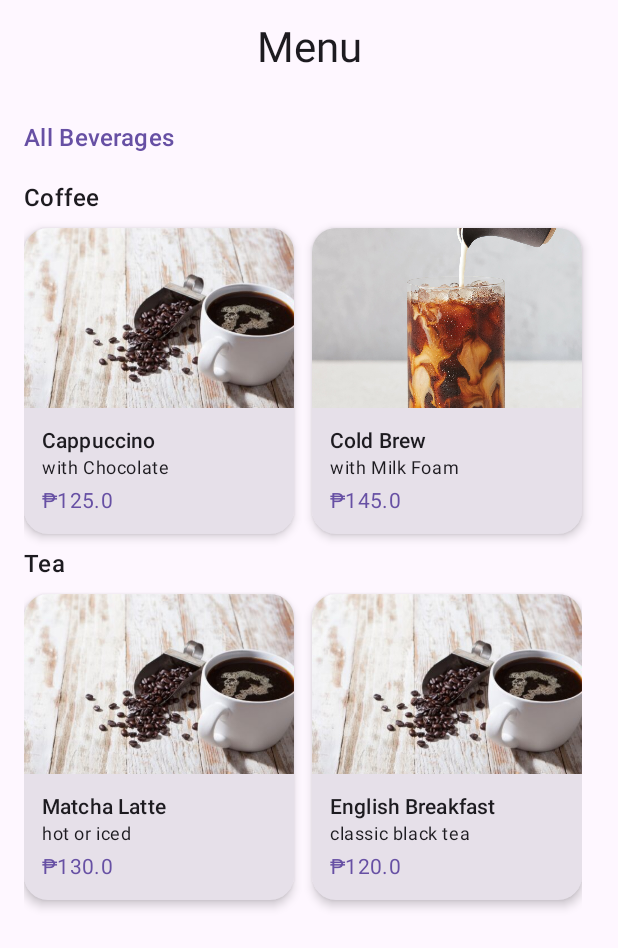
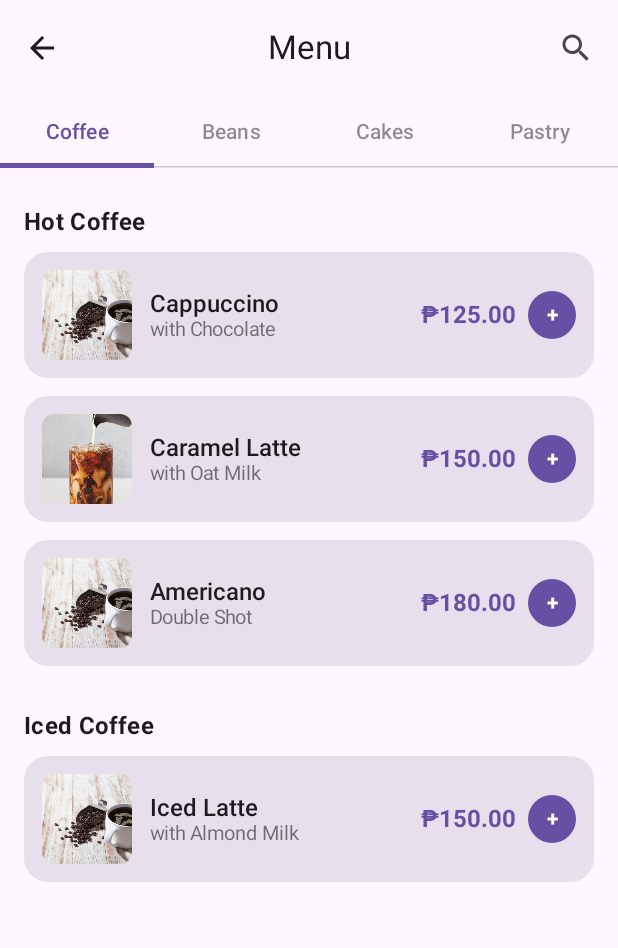
Before and after one commit to Brave6/steam-bean-app, an Android app built with Jetpack Compose: the @Preview function MenuScreenPreview, on a phone screen of 412 x 824 dp. Shown: the top 948 px of the screen. Run offline under Robolectric (Android 15) with nearby library versions, the phone set to English and light mode, and no system bars; Roboto replaces fonts that are not available here.

Commit message:
menu screen refinement

```diff
--- a/app/src/main/java/com/coffeebean/ui/feature/menu/MenuCard.kt
+++ b/app/src/main/java/com/coffeebean/ui/feature/menu/MenuCard.kt
@@ -1,51 +1,87 @@
 package com.coffeebean.ui.feature.menu
 
 import androidx.compose.foundation.Image
+import androidx.compose.foundation.background
 import androidx.compose.foundation.clickable
+import androidx.compose.foundation.layout.Box
 import androidx.compose.foundation.layout.Column
+import androidx.compose.foundation.layout.Row
 import androidx.compose.foundation.layout.Spacer
 import androidx.compose.foundation.layout.fillMaxWidth
 import androidx.compose.foundation.layout.height
 import androidx.compose.foundation.layout.padding
+import androidx.compose.foundation.layout.size
 import androidx.compose.foundation.layout.width
+import androidx.compose.foundation.shape.CircleShape
 import androidx.compose.foundation.shape.RoundedCornerShape
 import androidx.compose.material3.Card
 import androidx.compose.material3.CardDefaults
 import androidx.compose.material3.MaterialTheme
 import androidx.compose.material3.Text
 import androidx.compose.runtime.Composable
+import androidx.compose.ui.Alignment
 import androidx.compose.ui.Modifier
+import androidx.compose.ui.draw.clip
 import androidx.compose.ui.layout.ContentScale
 import androidx.compose.ui.res.painterResource
+import androidx.compose.ui.text.font.FontWeight
 import androidx.compose.ui.unit.dp
+import androidx.compose.ui.unit.sp
 
 @Composable
 fun MenuCard(item: MenuItem, onItemClick: (String) -> Unit) {
     Card(
         modifier = Modifier
-            .width(180.dp)
+            .fillMaxWidth()
             .clickable { onItemClick(item.name) },
         shape = RoundedCornerShape(16.dp),
-        elevation = CardDefaults.cardElevation(defaultElevation = 4.dp)
+        colors = CardDefaults.cardColors(containerColor = MaterialTheme.colorScheme.surfaceVariant),
+        elevation = CardDefaults.cardElevation(defaultElevation = 0.dp)
     ) {
-        Column {
+        Row(
+            modifier = Modifier
+                .fillMaxWidth()
+                .padding(12.dp),
+            verticalAlignment = Alignment.CenterVertically
+        ) {
             Image(
                 painter = painterResource(id = item.imageRes),
                 contentDescription = item.name,
                 modifier = Modifier
-                    .fillMaxWidth()
-                    .height(120.dp),
+                    .size(60.dp)
+                    .clip(RoundedCornerShape(8.dp)),
                 contentScale = ContentScale.Crop
             )
-            Column(modifier = Modifier.padding(12.dp)) {
-                Text(item.name, style = MaterialTheme.typography.titleSmall)
-                Text(item.description, style = MaterialTheme.typography.bodySmall)
-                Spacer(modifier = Modifier.height(4.dp))
+            Spacer(modifier = Modifier.width(12.dp))
+            Column(modifier = Modifier.weight(1f)) {
                 Text(
-                    "₱${item.price}",
-                    style = MaterialTheme.typography.bodyMedium,
-                    color = MaterialTheme.colorScheme.primary
+                    text = item.name,
+                    fontWeight = FontWeight.SemiBold,
+                    fontSize = 16.sp,
+                    color = MaterialTheme.colorScheme.onSurface
                 )
+                Text(
+                    text = item.description,
+                    fontSize = 13.sp,
+                    color = MaterialTheme.colorScheme.onSurface.copy(alpha = 0.6f)
+                )
+            }
+            Text(
+                text = "₱${String.format("%.2f", item.price)}",
+                color = MaterialTheme.colorScheme.primary,
+                fontWeight = FontWeight.Bold,
+                fontSize = 16.sp
+            )
+            Spacer(modifier = Modifier.width(8.dp))
+            Box(
+                modifier = Modifier
+                    .size(32.dp)
+                    .clip(CircleShape)
+                    .background(MaterialTheme.colorScheme.primary)
+                    .clickable { onItemClick(item.name) },
+                contentAlignment = Alignment.Center
+            ) {
+                Text("+", color = MaterialTheme.colorScheme.onPrimary, fontWeight = FontWeight.Bold)
             }
         }
     }
--- a/app/src/main/java/com/coffeebean/ui/feature/menu/MenuScreen.kt
+++ b/app/src/main/java/com/coffeebean/ui/feature/menu/MenuScreen.kt
@@ -1,19 +1,37 @@
 package com.coffeebean.ui.feature.menu
 
+import androidx.compose.foundation.background
 import androidx.compose.foundation.layout.Column
 import androidx.compose.foundation.layout.Spacer
 import androidx.compose.foundation.layout.fillMaxSize
 import androidx.compose.foundation.layout.height
 import androidx.compose.foundation.layout.padding
+import androidx.compose.foundation.lazy.LazyColumn
+import androidx.compose.foundation.lazy.items
 import androidx.compose.foundation.rememberScrollState
 import androidx.compose.foundation.verticalScroll
+import androidx.compose.material.icons.Icons
+import androidx.compose.material.icons.automirrored.filled.ArrowBack
+import androidx.compose.material.icons.filled.ArrowBack
+import androidx.compose.material.icons.filled.Search
 import androidx.compose.material3.CenterAlignedTopAppBar
 import androidx.compose.material3.ExperimentalMaterial3Api
+import androidx.compose.material3.Icon
+import androidx.compose.material3.IconButton
 import androidx.compose.material3.MaterialTheme
 import androidx.compose.material3.Scaffold
+import androidx.compose.material3.Tab
+import androidx.compose.material3.TabRow
+import androidx.compose.material3.TabRowDefaults
+import androidx.compose.material3.TabRowDefaults.tabIndicatorOffset
 import androidx.compose.material3.Text
 import androidx.compose.runtime.Composable
+import androidx.compose.runtime.getValue
+import androidx.compose.runtime.mutableStateOf
+import androidx.compose.runtime.remember
+import androidx.compose.runtime.setValue
 import androidx.compose.ui.Modifier
+import androidx.compose.ui.text.font.FontWeight
 import androidx.compose.ui.tooling.preview.Preview
 import androidx.compose.ui.unit.dp
 import androidx.navigation.NavHostController
@@ -25,52 +43,111 @@ import com.coffeebean.ui.feature.home.HomeScreen
 @Composable
 fun MenuScreen(
     navController: NavHostController,
-    onItemClick: (String) -> Unit // callback when user taps a menu item
+    onItemClick: (String) -> Unit
 ) {
+    var selectedTab by remember { mutableStateOf("Coffee") }
+    val tabs = listOf("Coffee", "Beans", "Cakes", "Pastry")
+
     Scaffold(
         topBar = {
             CenterAlignedTopAppBar(
-                title = { Text("Menu", style = MaterialTheme.typography.headlineMedium) }
+                title = { Text("Menu", style = MaterialTheme.typography.titleLarge) },
+                navigationIcon = {
+                    IconButton(onClick = { navController.popBackStack() }) {
+                        Icon(Icons.Default.ArrowBack, contentDescription = "Back")
+                    }
+                },
+                actions = {
+                    IconButton(onClick = { /* Search */ }) {
+                        Icon(Icons.Default.Search, contentDescription = "Search")
+                    }
+                }
             )
-        },
-        content = { innerPadding ->
-            Column(
+        }
+    ) { innerPadding ->
+        Column(
+            modifier = Modifier
+                .fillMaxSize()
+                .padding(innerPadding)
+                .background(MaterialTheme.colorScheme.surface)
+        ) {
+            // Tabs
+            TabRow(
+                selectedTabIndex = tabs.indexOf(selectedTab),
+                containerColor = MaterialTheme.colorScheme.surface,
+                contentColor = MaterialTheme.colorScheme.primary,
+                indicator = { tabPositions ->
+                    TabRowDefaults.Indicator(
+                        Modifier
+                            .tabIndicatorOffset(tabPositions[tabs.indexOf(selectedTab)]),
+                        color = MaterialTheme.colorScheme.primary
+                    )
+                }
+            ) {
+                tabs.forEach { tab ->
+                    Tab(
+                        selected = selectedTab == tab,
+                        onClick = { selectedTab = tab },
+                        text = {
+                            Text(
+                                tab,
+                                color = if (selectedTab == tab)
+                                    MaterialTheme.colorScheme.primary
+                                else
+                                    MaterialTheme.colorScheme.onSurface.copy(alpha = 0.5f)
+                            )
+                        }
+                    )
+                }
+            }
+
+            LazyColumn(
                 modifier = Modifier
-                    .padding(innerPadding)
                     .fillMaxSize()
-                    .verticalScroll(rememberScrollState())
-                    .padding(16.dp)
+                    .padding(horizontal = 16.dp)
             ) {
-                Text(
-                    text = "All Beverages",
-                    style = MaterialTheme.typography.titleMedium,
-                    color = MaterialTheme.colorScheme.primary
-                )
+                item {
+                    Text(
+                        "Hot Coffee",
+                        style = MaterialTheme.typography.titleMedium.copy(fontWeight = FontWeight.Bold),
+                        modifier = Modifier.padding(top = 24.dp, bottom = 8.dp)
+                    )
+                }
 
-                Spacer(modifier = Modifier.height(8.dp))
+                items(
+                    listOf(
+                        MenuItem("Cappuccino", "with Chocolate", 125.00, R.drawable.brew),
+                        MenuItem("Caramel Latte", "with Oat Milk", 150.00, R.drawable.cold_brew),
+                        MenuItem("Americano", "Double Shot", 180.00, R.drawable.brew)
+                    )
+                ) { item ->
+                    MenuCard(item, onItemClick)
+                    Spacer(modifier = Modifier.height(12.dp))
+                }
 
-                MenuCategorySection(
-                    title = "Coffee",
-                    items = listOf(
-                        MenuItem("Cappuccino", "with Chocolate", 125.00, R.drawable.carousel_1),
-                        MenuItem("Cold Brew", "with Milk Foam", 145.00, R.drawable.cold_brew),
-                        MenuItem("Espresso", "strong shot", 110.00, R.drawable.carousel_1)
-                    ),
-                    onItemClick = onItemClick
-                )
+                item {
+                    Text(
+                        "Iced Coffee",
+                        style = MaterialTheme.typography.titleMedium.copy(fontWeight = FontWeight.Bold),
+                        modifier = Modifier.padding(top = 16.dp, bottom = 8.dp)
+                    )
+                }
 
-                MenuCategorySection(
-                    title = "Tea",
-                    items = listOf(
-                        MenuItem("Matcha Latte", "hot or iced", 130.00, R.drawable.carousel_1),
-                        MenuItem("English Breakfast", "classic black tea", 120.00, R.drawable.carousel_1)
-                    ),
-                    onItemClick = onItemClick
-                )
+                items(
+                    listOf(
+                        MenuItem("Iced Latte", "with Almond Milk", 150.00, R.drawable.brew)
+                    )
+                ) { item ->
+                    MenuCard(item, onItemClick)
+                    Spacer(modifier = Modifier.height(12.dp))
+                }
+
+                item { Spacer(modifier = Modifier.height(24.dp)) }
             }
         }
-    )
+    }
 }
+
 @Preview(showBackground = true, showSystemUi = true)
 @Composable
 fun MenuScreenPreview() {
```
